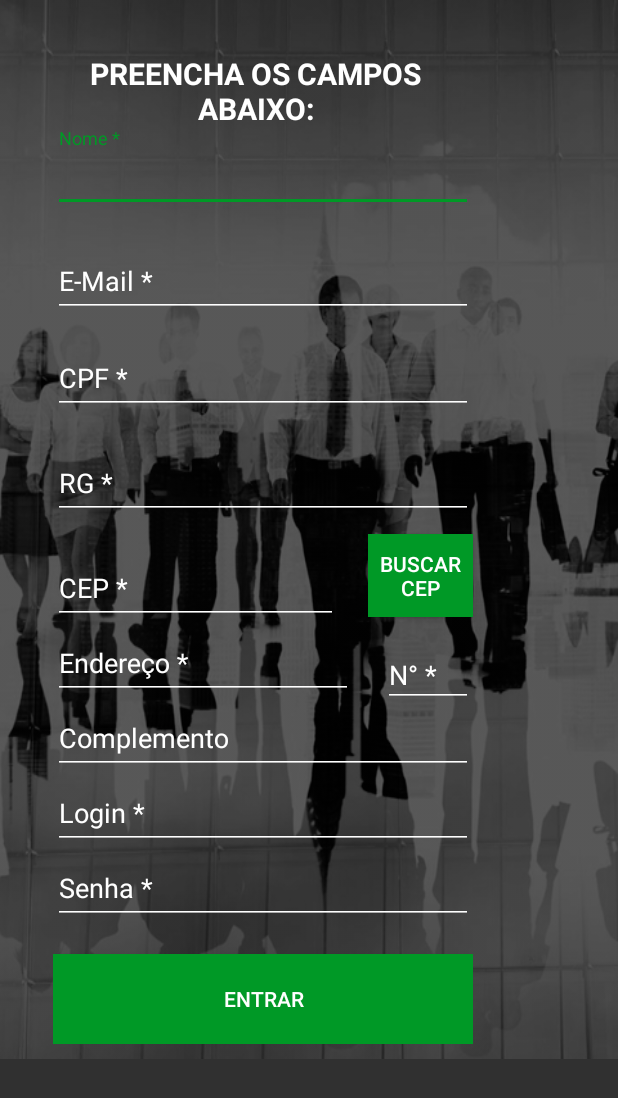
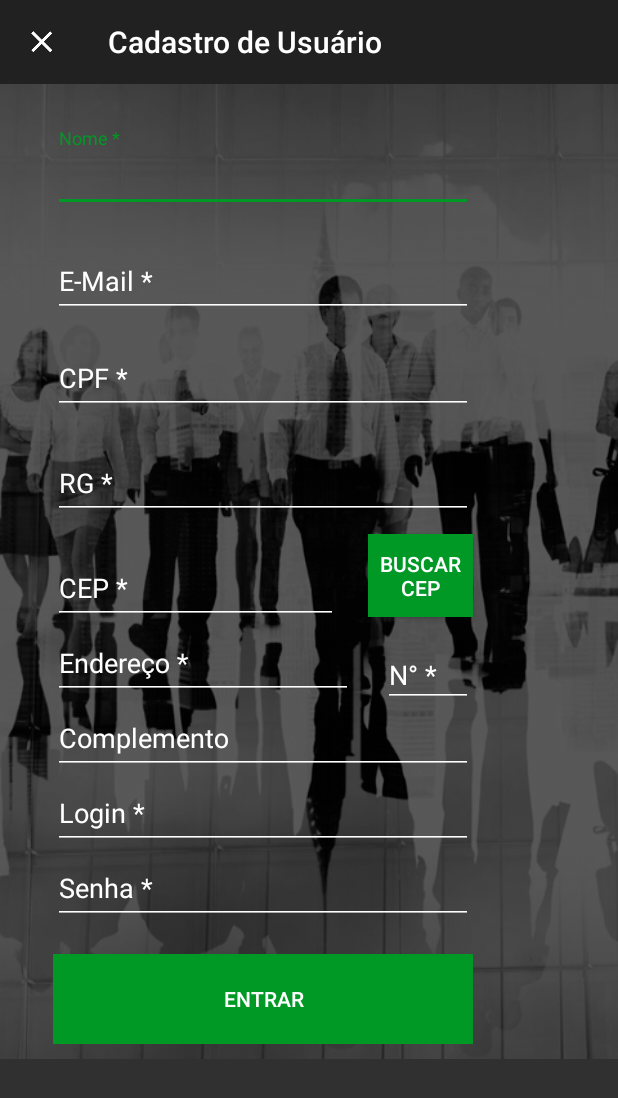
Before and after one commit to URWay/NoCash-App, an Android app: the CadastroActivity screen opened directly, with no data from a screen before it, on a phone screen of 412 x 824 dp. Shown: the top 1098 px of the screen. Run offline under Robolectric (Android 15) with nearby library versions, the phone set to English and light mode, and no system bars; libraries missing offline, so code that uses them is left out: cn.pedant.

Commit message:
Alterações

```diff
--- a/app/src/main/res/layout/activity_cadastro.xml
+++ b/app/src/main/res/layout/activity_cadastro.xml
@@ -273,20 +273,15 @@
 
             </android.support.design.widget.TextInputLayout>
 
-            <TextView
-                android:id="@+id/textView7"
-                android:layout_width="wrap_content"
+            <android.support.v7.widget.Toolbar
+                android:id="@+id/toolbarcad"
+                android:layout_width="match_parent"
                 android:layout_height="wrap_content"
-                android:layout_alignEnd="@+id/btncep"
+                android:layout_alignParentStart="true"
                 android:layout_alignParentTop="true"
-                android:layout_alignStart="@+id/textInputLayoutNome"
-                android:layout_marginTop="35dp"
-                android:text="Preencha os campos abaixo:"
-                android:textAlignment="center"
-                android:textAllCaps="true"
-                android:textColor="#ffffff"
-                android:textSize="20sp"
-                android:textStyle="bold" />
+                android:background="?attr/colorPrimary"
+                android:minHeight="?attr/actionBarSize"
+                android:theme="?attr/actionBarTheme" />
 
 
         </RelativeLayout>
```
Also changed, not shown: app/src/main/java/com/example/luiz1/nocash/CadastroActivity.java (+91 -22 lines), app/src/main/java/com/example/luiz1/nocash/ContaFragment.java (added, +30 -0 lines), app/src/main/res/layout/conta_fragment.xml (added, +59 -0 lines), app/src/main/res/drawable-xhdpi/bgconta.png (added).
